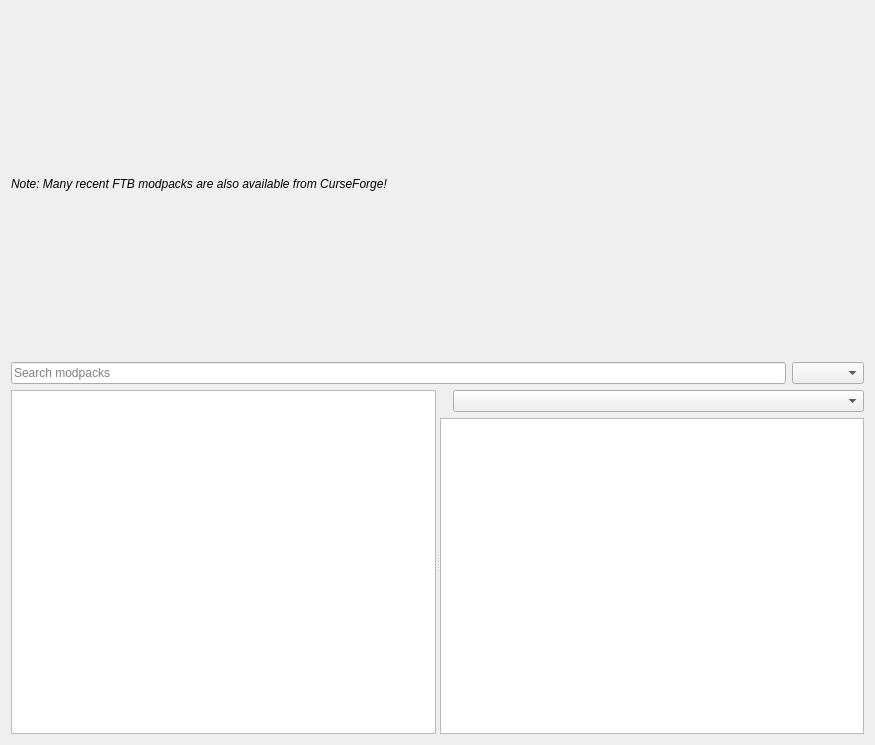
Old version of the form launcher/ui/pages/modplatform/ftb/FtbPage.ui in the repository PollyMC-Continued/launcher.
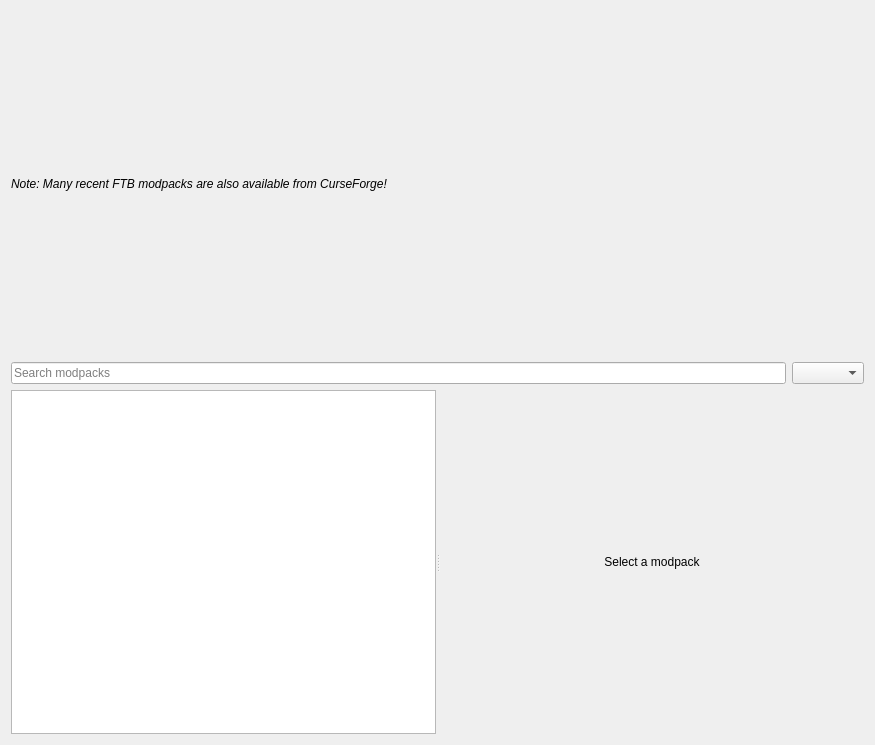
New version of the form. Custom widgets are drawn as their Qt base class.

Patch:
```diff
--- a/launcher/ui/pages/modplatform/ftb/FtbPage.ui
+++ b/launcher/ui/pages/modplatform/ftb/FtbPage.ui
@@ -71,13 +71,33 @@
         <number>0</number>
        </property>
        <item>
-        <layout class="QHBoxLayout" name="packHeaderLayout">
+        <widget class="QStackedWidget" name="detailsStack">
+         <property name="currentIndex">
+          <number>1</number>
+         </property>
+         <widget class="QWidget" name="detailsPage">
+          <layout class="QVBoxLayout" name="detailsPageLayout">
+           <property name="leftMargin">
+            <number>0</number>
+           </property>
+           <property name="topMargin">
+            <number>0</number>
+           </property>
+           <property name="rightMargin">
+            <number>0</number>
+           </property>
+           <property name="bottomMargin">
+            <number>0</number>
+           </property>
          <item>
-          <widget class="ElidedLabel" name="packNameLabel">
-           <property name="font">
-            <font>
-             <bold>true</bold>
-            </font>
+            <widget class="ModpackDetailsHeader" name="packHeader"/>
+           </item>
+           <item>
+            <layout class="QHBoxLayout" name="versionRowLayout">
+             <item>
+              <widget class="QLabel" name="versionLabel">
+               <property name="text">
+                <string>Version</string>
            </property>
           </widget>
          </item>
@@ -105,6 +125,42 @@
        </item>
       </layout>
      </widget>
+         <widget class="QWidget" name="emptyPage">
+          <layout class="QVBoxLayout" name="emptyPageLayout">
+           <property name="leftMargin">
+            <number>0</number>
+           </property>
+           <property name="topMargin">
+            <number>0</number>
+           </property>
+           <property name="rightMargin">
+            <number>0</number>
+           </property>
+           <property name="bottomMargin">
+            <number>0</number>
+           </property>
+           <item>
+            <widget class="QLabel" name="selectPackLabel">
+             <property name="sizePolicy">
+              <sizepolicy hsizetype="Expanding" vsizetype="Expanding">
+               <horstretch>0</horstretch>
+               <verstretch>0</verstretch>
+              </sizepolicy>
+             </property>
+             <property name="alignment">
+              <set>Qt::AlignCenter</set>
+             </property>
+             <property name="text">
+              <string>Select a modpack</string>
+             </property>
+            </widget>
+           </item>
+          </layout>
+         </widget>
+        </widget>
+       </item>
+      </layout>
+     </widget>
     </widget>
    </item>
   </layout>
@@ -125,6 +181,12 @@
    <extends>QLabel</extends>
    <header>ui/widgets/ElidedLabel.h</header>
   </customwidget>
+  <customwidget>
+   <class>ModpackDetailsHeader</class>
+   <extends>QWidget</extends>
+   <header>ui/widgets/ModpackDetailsHeader.h</header>
+   <container>0</container>
+  </customwidget>
  </customwidgets>
  <tabstops>
   <tabstop>searchEdit</tabstop>
```
Lines whose indentation alone changed are shown as unchanged.
